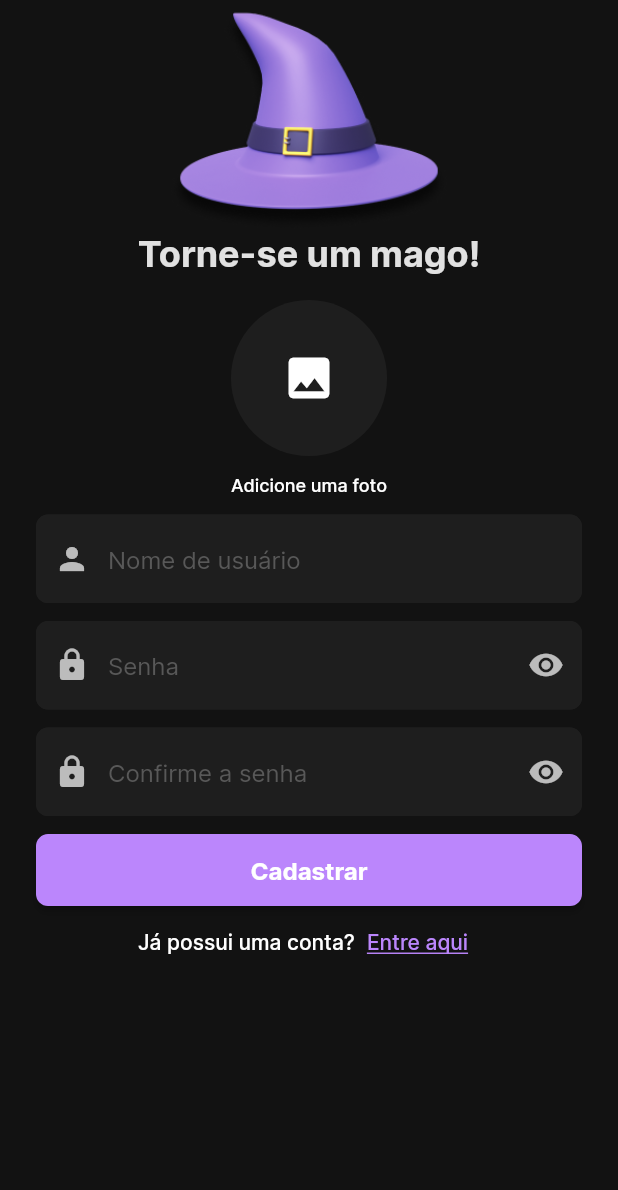
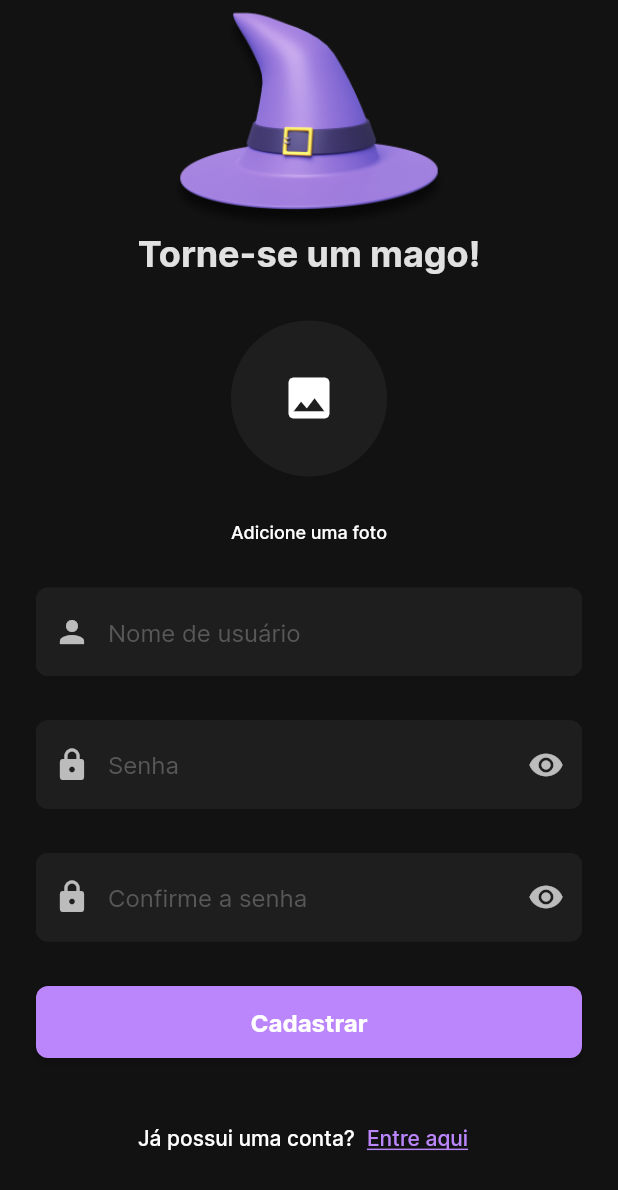
Before and after one commit to Phineas-e-Ferb/flashcard-app, a Flutter app: the SignUpScreen screen opened by its route, on a phone screen of 412 x 824 dp. Shown: the top 1190 px of the screen. Run offline on Flutter 3.47's test engine with Material 2 defaults, Android fonts, the phone set to English and light mode, and no system bars; our stand-ins replace image_picker.

Commit message:
refact: remove unecessary sizedbox

```diff
--- a/lib/screens/signup.dart
+++ b/lib/screens/signup.dart
@@ -30,8 +30,15 @@ class _SignUpScreenState extends State<SignUpScreen> {
         child: Padding(
           padding: const EdgeInsets.symmetric(horizontal: 24),
           child: SingleChildScrollView(
+            child: ConstrainedBox(
+              constraints: BoxConstraints(
+                maxHeight: MediaQuery.of(context).size.height * 0.95,
+              ),
               child: Column(
+                mainAxisAlignment: MainAxisAlignment.spaceBetween,
                 crossAxisAlignment: CrossAxisAlignment.stretch,
+                children: [
+                  Column(
                     children: [
                       Align(
                         alignment: Alignment.center,
@@ -48,8 +55,7 @@ class _SignUpScreenState extends State<SignUpScreen> {
                             fontWeight: FontWeight.bold,
                             color: Theme.of(context).colorScheme.onBackground),
                       ),
-                const SizedBox(
-                  height: 16,
+                    ],
                   ),
                   Center(
                     child: GestureDetector(
@@ -70,9 +76,6 @@ class _SignUpScreenState extends State<SignUpScreen> {
                       ),
                     ),
                   ),
-                const SizedBox(
-                  height: 12,
-                ),
                   const Text(
                     "Adicione uma foto",
                     textAlign: TextAlign.center,
@@ -81,15 +84,9 @@ class _SignUpScreenState extends State<SignUpScreen> {
                       fontWeight: FontWeight.w500,
                     ),
                   ),
-                const SizedBox(
-                  height: 12,
-                ),
                   const DefaultInput(
                     placeholder: "Nome de usuário",
                     prefixIcon: Icons.person,
-                ),
-                const SizedBox(
-                  height: 12,
                   ),
                   DefaultInput(
                     placeholder: "Senha",
@@ -99,9 +96,6 @@ class _SignUpScreenState extends State<SignUpScreen> {
                     obscureText: !showPassword,
                     onSuffixIconPressed: () => changePasswordVisibility(),
                   ),
-                const SizedBox(
-                  height: 12,
-                ),
                   DefaultInput(
                     placeholder: "Confirme a senha",
                     prefixIcon: Icons.lock,
@@ -109,9 +103,6 @@ class _SignUpScreenState extends State<SignUpScreen> {
                         !showPassword ? Icons.visibility : Icons.visibility_off,
                     obscureText: !showPassword,
                     onSuffixIconPressed: () => changePasswordVisibility(),
-                ),
-                const SizedBox(
-                  height: 12,
                   ),
                   DefaultButtonWidget(
                     label: "Cadastrar",
@@ -145,6 +136,7 @@ class _SignUpScreenState extends State<SignUpScreen> {
             ),
           ),
         ),
+      ),
     );
   }
 }
```
Lines whose indentation alone changed are shown as unchanged.
